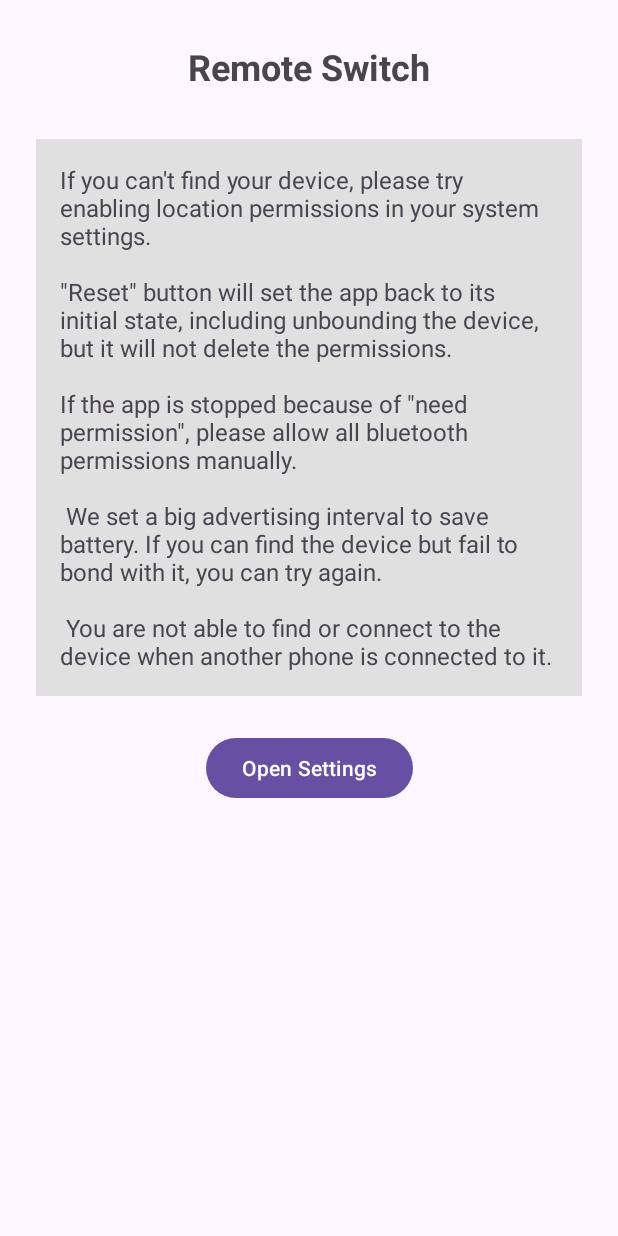
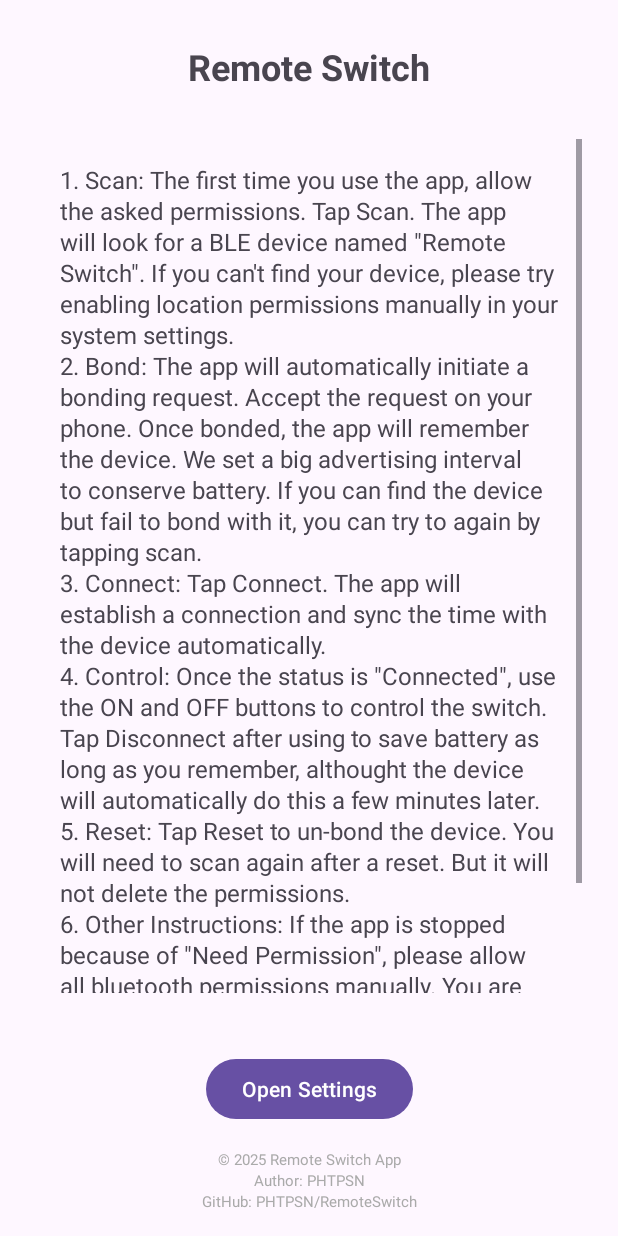
Before and after one commit to PHTPSN/RemoteSwitch, an Android app built with Jetpack Compose: the screen it shows after launch (HelpActivity), after a tap on "Help", on a phone screen of 412 x 824 dp. Run offline under Robolectric (Android 15) with nearby library versions, the phone set to English and light mode, and no system bars.

Commit message:
chore: Some modifications that do not affect the functions
- Improve the android code's readability.
- Rewrite the help text and add copyright.
- Modify some comments and parameter call methods in firmware.

```diff
--- a/android/app/src/main/AndroidManifest.xml
+++ b/android/app/src/main/AndroidManifest.xml
@@ -40,12 +40,6 @@
         <activity
             android:name=".HelpActivity"
             android:exported="false" />
-
-        <service
-            android:name=".BluetoothMonitorService"
-            android:enabled="true"
-            android:exported="false"
-            android:foregroundServiceType="connectedDevice" />
     </application>
 
 </manifest>
--- /dev/null
+++ b/android/app/src/main/assets/help_text.txt
@@ -0,0 +1,6 @@
+1. Scan: The first time you use the app, allow the asked permissions. Tap Scan. The app will look for a BLE device named "Remote Switch". If you can't find your device, please try enabling location permissions manually in your system settings.
+2. Bond: The app will automatically initiate a bonding request. Accept the request on your phone. Once bonded, the app will remember the device. We set a big advertising interval to conserve battery. If you can find the device but fail to bond with it, you can try to again by tapping scan.
+3. Connect: Tap Connect. The app will establish a connection and sync the time with the device automatically.
+4. Control: Once the status is "Connected", use the ON and OFF buttons to control the switch. Tap Disconnect after using to save battery as long as you remember, althought the device will automatically do this a few minutes later.
+5. Reset: Tap Reset to un-bond the device. You will need to scan again after a reset. But it will not delete the permissions.
+6. Other Instructions: If the app is stopped because of "Need Permission", please allow all bluetooth permissions manually. You are not able to find or connect to the device when another phone is connected to it.
--- a/android/app/src/main/java/com/example/remoteswitch/BleConnectManager.java
+++ b/android/app/src/main/java/com/example/remoteswitch/BleConnectManager.java
@@ -5,11 +5,11 @@ import android.bluetooth.BluetoothDevice;
 import android.bluetooth.BluetoothGatt;
 import android.bluetooth.BluetoothGattCallback;
 import android.bluetooth.BluetoothGattCharacteristic;
-import android.bluetooth.BluetoothGattDescriptor;
 import android.bluetooth.BluetoothGattService;
 import android.bluetooth.BluetoothProfile;
 import android.content.Context;
 import android.content.pm.PackageManager;
+
 import android.util.Log;
 
 import androidx.core.app.ActivityCompat;
@@ -35,13 +35,10 @@ public class BleConnectManager {
     public static final UUID CHARACTERISTIC_UUID_SERVOSIGNAL = uuidFromShortUuid16(0x2A56);
 
     // This UUID is standard for enabling notifications/indications
-    public static final UUID CLIENT_CHARACTERISTIC_CONFIG_UUID = UUID.fromString("00002902-0000-1000-8000-00805f9b34fb");
-
     private final Context context;
     private final BluetoothDevice device;
     private final OnDeviceConnectedListener listener;
     private BluetoothGatt bluetoothGatt;
-
     private BluetoothGattCharacteristic phoneTimeCharacteristic;
     private BluetoothGattCharacteristic servoSignalCharacteristic;
 
@@ -64,11 +61,11 @@ public class BleConnectManager {
 
     public void connect() {
         if (device == null) {
-            listener.onConnectFailed("Device is null.");
+            listener.onConnectFailed("Device is null. Please reset the app.");
             return;
         }
         if (ActivityCompat.checkSelfPermission(context, Manifest.permission.BLUETOOTH_CONNECT) != PackageManager.PERMISSION_GRANTED) {
-            listener.onConnectFailed("Bluetooth Connect permission not granted.");
+            listener.onConnectFailed(context.getString(R.string.need_permission));
             return;
         }
         Log.d(TAG, "Connecting to GATT server.");
@@ -92,7 +89,7 @@ public class BleConnectManager {
         @Override
         public void onConnectionStateChange(BluetoothGatt gatt, int status, int newState) {
             if (ActivityCompat.checkSelfPermission(context, Manifest.permission.BLUETOOTH_CONNECT) != PackageManager.PERMISSION_GRANTED) {
-                listener.onConnectFailed("Permissions missing for state change.");
+                listener.onConnectFailed(context.getString(R.string.need_permission));
                 return;
             }
 
@@ -103,7 +100,16 @@ public class BleConnectManager {
             } else if (newState == BluetoothProfile.STATE_DISCONNECTED) {
                 Log.i(TAG, "Disconnected from GATT server.");
                 listener.onDeviceDisconnected();
-                close(); // Clean up resources
+
+                // Clean up resources
+                if (bluetoothGatt == null) {
+                    return;
+                }
+                if (ActivityCompat.checkSelfPermission(context, Manifest.permission.BLUETOOTH_CONNECT) != PackageManager.PERMISSION_GRANTED) {
+                    return;
+                }
+                bluetoothGatt.close();
+                bluetoothGatt = null;
             }
         }
 
@@ -112,11 +118,10 @@ public class BleConnectManager {
             if (status == BluetoothGatt.GATT_SUCCESS) {
                 Log.w(TAG, "Services discovered.");
 
-                // 打印所有服务
+                // print all services and characteristics
                 for (BluetoothGattService service : gatt.getServices()) {
                     Log.d(TAG, "Service UUID: " + service.getUuid());
 
-                    // 打印每个服务的特征
                     for (BluetoothGattCharacteristic characteristic : service.getCharacteristics()) {
                         Log.d(TAG, "  Characteristic UUID: " + characteristic.getUuid());
                     }
@@ -166,17 +171,6 @@ public class BleConnectManager {
         }
     };
 
-    public void close() {
-        if (bluetoothGatt == null) {
-            return;
-        }
-        if (ActivityCompat.checkSelfPermission(context, Manifest.permission.BLUETOOTH_CONNECT) != PackageManager.PERMISSION_GRANTED) {
-            return;
-        }
-        bluetoothGatt.close();
-        bluetoothGatt = null;
-    }
-
     public void writeCurrentTime() {
         if (phoneTimeCharacteristic == null || bluetoothGatt == null) {
             Log.e(TAG, "Cannot write time, characteristic or gatt is null.");
--- a/android/app/src/main/java/com/example/remoteswitch/HelpActivity.java
+++ b/android/app/src/main/java/com/example/remoteswitch/HelpActivity.java
@@ -10,6 +10,10 @@ import android.widget.TextView;
 
 import androidx.annotation.Nullable;
 import androidx.appcompat.app.AppCompatActivity;
+
+import java.io.BufferedReader;
+import java.io.IOException;
+import java.io.InputStreamReader;
 
 public class HelpActivity extends AppCompatActivity {
     private TextView helpTextView;
@@ -30,11 +34,31 @@ public class HelpActivity extends AppCompatActivity {
         helpTextView = findViewById(R.id.helpTextView);
         settingsButton = findViewById(R.id.settingsButton);
 
-        // 设置按钮点击事件（逻辑待实现）
+        // load help_text.txt from assets
+        loadHelpText();
+
+        // open app settings when settings button is clicked
         settingsButton.setOnClickListener(v -> {
             Intent intent = new Intent(Settings.ACTION_APPLICATION_DETAILS_SETTINGS);
             intent.setData(android.net.Uri.parse("package:" + getPackageName()));
             startActivity(intent);
         });
     }
+
+    private void loadHelpText() {
+        try {
+            BufferedReader reader = new BufferedReader(new InputStreamReader(getAssets().open("help_text.txt")));
+            StringBuilder text = new StringBuilder();
+            String line;
+            while ((line = reader.readLine()) != null) {
+                text.append(line).append("\n");
+            }
+            helpTextView.setText(text.toString());
+            reader.close();
+        } catch (IOException e) {
+            e.printStackTrace();
+            // If failed, load default text
+            helpTextView.setText("Failed to load help text.");
+        }
+    }
 }
--- a/android/app/src/main/java/com/example/remoteswitch/MainActivity.java
+++ b/android/app/src/main/java/com/example/remoteswitch/MainActivity.java
@@ -233,6 +233,7 @@ public class MainActivity extends AppCompatActivity
     public void onConnectFailed(String errorMessage) {
         runOnUiThread(() -> {
             statusTextView.setText(getString(R.string.status_bonded_disconnected, DEVICE_NAME));
+            Toast.makeText(MainActivity.this, errorMessage, Toast.LENGTH_SHORT).show();
             connectButton.setEnabled(true);
             disconnectButton.setEnabled(false);
             onButton.setEnabled(false);
--- a/android/app/src/main/res/layout/activity_help.xml
+++ b/android/app/src/main/res/layout/activity_help.xml
@@ -20,31 +20,70 @@
         app:layout_constraintStart_toStartOf="parent"
         app:layout_constraintEnd_toEndOf="parent" />
 
+    <!-- Author and GitHub information at the bottom -->
+    <LinearLayout
+        android:id="@+id/bottomLayout"
+        android:layout_width="wrap_content"
+        android:layout_height="wrap_content"
+        android:orientation="vertical"
+        android:gravity="center"
+        app:layout_constraintBottom_toBottomOf="parent"
+        app:layout_constraintStart_toStartOf="parent"
+        app:layout_constraintEnd_toEndOf="parent">
+
+        <!-- Settings Button -->
+        <Button
+            android:id="@+id/settingsButton"
+            android:layout_width="wrap_content"
+            android:layout_height="wrap_content"
+            android:layout_marginTop="24dp"
+            android:layout_marginBottom="16dp"
+            android:text="Open Settings"
+             />
+
+        <TextView
+            android:layout_width="wrap_content"
+            android:layout_height="wrap_content"
+            android:text="© 2025 Remote Switch App"
+            android:textSize="10sp"
+            android:textColor="#AAAAAA" />
+
+        <TextView
+            android:layout_width="wrap_content"
+            android:layout_height="wrap_content"
+            android:text="Author: PHTPSN"
+            android:textSize="10sp"
+            android:textColor="#AAAAAA" />
+
+        <TextView
+            android:layout_width="wrap_content"
+            android:layout_height="wrap_content"
+            android:text="GitHub: PHTPSN/RemoteSwitch"
+            android:textSize="10sp"
+            android:textColor="#AAAAAA" />
+    </LinearLayout>
+
     <!-- Help Text -->
-    <TextView
-        android:id="@+id/helpTextView"
+    <ScrollView
         android:layout_width="0dp"
-        android:layout_height="wrap_content"
+        android:layout_height="0dp"
         android:layout_marginTop="32dp"
         android:layout_marginLeft="8dp"
         android:layout_marginRight="8dp"
-        android:text="If you can't find your device, please try enabling location permissions in your system settings.\n\n&quot;Reset&quot; button will set the app back to its initial state, including unbounding the device, but it will not delete the permissions.\n\nIf the app is stopped because of &quot;need permission&quot;, please allow all bluetooth permissions manually.\n\n We set a big advertising interval to save battery. If you can find the device but fail to bond with it, you can try again.\n\n You are not able to find or connect to the device when another phone is connected to it."
-        android:textSize="16sp"
-        android:background="#E0E0E0"
-        android:padding="16dp"
+        android:layout_marginBottom="16dp"
         app:layout_constraintTop_toBottomOf="@id/helpTitle"
+        app:layout_constraintBottom_toTopOf="@id/bottomLayout"
         app:layout_constraintStart_toStartOf="parent"
-        app:layout_constraintEnd_toEndOf="parent" />
+        app:layout_constraintEnd_toEndOf="parent">
 
-    <!-- Settings Button -->
-    <Button
-        android:id="@+id/settingsButton"
-        android:layout_width="wrap_content"
-        android:layout_height="wrap_content"
-        android:layout_marginTop="24dp"
-        android:text="Open Settings"
-        app:layout_constraintTop_toBottomOf="@id/helpTextView"
-        app:layout_constraintStart_toStartOf="parent"
-        app:layout_constraintEnd_toEndOf="parent" />
+        <TextView
+            android:id="@+id/helpTextView"
+            android:layout_width="match_parent"
+            android:layout_height="wrap_content"
+            android:text=""
+            android:textSize="16sp"
+            android:padding="16dp"
+            android:lineSpacingExtra="2dp" />
+    </ScrollView>
 
 </androidx.constraintlayout.widget.ConstraintLayout>
--- a/android/app/src/main/res/values/strings.xml
+++ b/android/app/src/main/res/values/strings.xml
@@ -1,14 +1,14 @@
 <resources>
     <string name="app_name">Remote Switch</string>
     <string name="title_activity_help">activity_help</string>
-    <string name="status_scanning">Status: Scanning...</string>
+    <string name="status_scanning">Status: Scanning…</string>
     <string name="status_not_bonded">Status: Not bonded.</string>
     <string name="status_bonded_disconnected">Status: Bonded to %s. Disconnected</string>
     <string name="status_found_device">Status: Found %s.</string>
-    <string name="status_bonding">Status: Bonded to %s. Disconnected. Initiating bond...</string>
+    <string name="status_bonding">Status: Bonded to %s. Disconnected. Initiating bond…</string>
     <string name="status_connected">Status: Connected.</string>
     <string name="no_device_to_connect">No device to connect to. Please scan first.</string>
-    <string name="status_connecting">Status: Connecting...</string>
+    <string name="status_connecting">Status: Connecting…</string>
     <string name="need_permission">Need Permission.</string>
     <string name="scan_timeout">Scan timed out. Device not found.</string>
     <string name="scan_failed">Scan failed with error code: %s</string>
```
Also changed, not shown: 1 other file.
